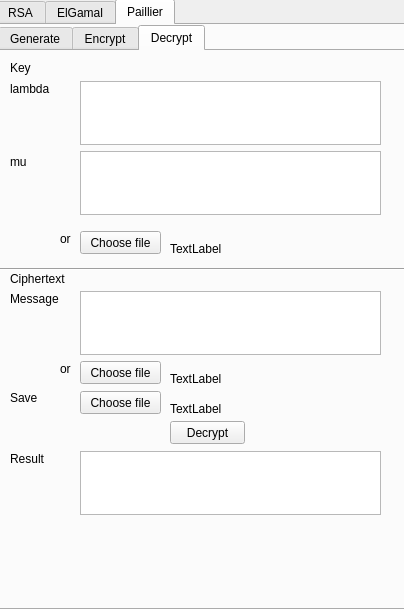
Above: main.ui from ifakid/tucil4_kriptografi before the change. Below: the same form after it.
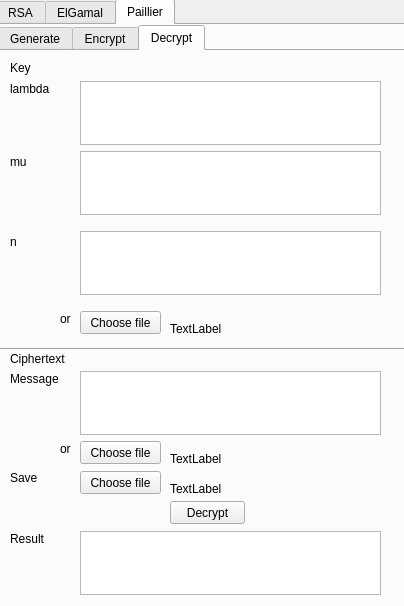
That is the form after the change. The open tabs and pages were chosen to show the change.

```diff
--- a/main.ui
+++ b/main.ui
@@ -7,7 +7,7 @@
     <x>0</x>
     <y>0</y>
     <width>404</width>
-    <height>609</height>
+    <height>606</height>
    </rect>
   </property>
   <property name="windowTitle">
@@ -19,7 +19,7 @@
      <x>-4</x>
      <y>-1</y>
      <width>411</width>
-     <height>611</height>
+     <height>671</height>
     </rect>
    </property>
    <property name="currentIndex">
@@ -1376,7 +1376,7 @@
        <x>0</x>
        <y>0</y>
        <width>411</width>
-       <height>591</height>
+       <height>651</height>
       </rect>
      </property>
      <property name="currentIndex">
@@ -1759,7 +1759,7 @@
        <property name="geometry">
         <rect>
          <x>10</x>
-         <y>240</y>
+         <y>320</y>
          <width>61</width>
          <height>16</height>
         </rect>
@@ -1772,7 +1772,7 @@
        <property name="geometry">
         <rect>
          <x>80</x>
-         <y>240</y>
+         <y>320</y>
          <width>301</width>
          <height>64</height>
         </rect>
@@ -1782,7 +1782,7 @@
        <property name="geometry">
         <rect>
          <x>80</x>
-         <y>310</y>
+         <y>390</y>
          <width>81</width>
          <height>23</height>
         </rect>
@@ -1795,7 +1795,7 @@
        <property name="geometry">
         <rect>
          <x>170</x>
-         <y>370</y>
+         <y>450</y>
          <width>75</width>
          <height>23</height>
         </rect>
@@ -1821,7 +1821,7 @@
        <property name="geometry">
         <rect>
          <x>60</x>
-         <y>180</y>
+         <y>260</y>
          <width>21</width>
          <height>16</height>
         </rect>
@@ -1834,7 +1834,7 @@
        <property name="geometry">
         <rect>
          <x>60</x>
-         <y>310</y>
+         <y>390</y>
          <width>21</width>
          <height>16</height>
         </rect>
@@ -1847,7 +1847,7 @@
        <property name="geometry">
         <rect>
          <x>10</x>
-         <y>340</y>
+         <y>420</y>
          <width>47</width>
          <height>14</height>
         </rect>
@@ -1873,7 +1873,7 @@
        <property name="geometry">
         <rect>
          <x>80</x>
-         <y>340</y>
+         <y>420</y>
          <width>81</width>
          <height>23</height>
         </rect>
@@ -1886,7 +1886,7 @@
        <property name="geometry">
         <rect>
          <x>80</x>
-         <y>180</y>
+         <y>260</y>
          <width>81</width>
          <height>23</height>
         </rect>
@@ -1932,7 +1932,7 @@
        <property name="geometry">
         <rect>
          <x>10</x>
-         <y>220</y>
+         <y>300</y>
          <width>61</width>
          <height>16</height>
         </rect>
@@ -1945,7 +1945,7 @@
        <property name="geometry">
         <rect>
          <x>0</x>
-         <y>210</y>
+         <y>290</y>
          <width>411</width>
          <height>16</height>
         </rect>
@@ -1958,7 +1958,7 @@
        <property name="geometry">
         <rect>
          <x>80</x>
-         <y>400</y>
+         <y>480</y>
          <width>301</width>
          <height>64</height>
         </rect>
@@ -1968,7 +1968,7 @@
        <property name="geometry">
         <rect>
          <x>10</x>
-         <y>400</y>
+         <y>480</y>
          <width>61</width>
          <height>16</height>
         </rect>
@@ -1981,7 +1981,7 @@
        <property name="geometry">
         <rect>
          <x>170</x>
-         <y>190</y>
+         <y>270</y>
          <width>211</width>
          <height>16</height>
         </rect>
@@ -1994,7 +1994,7 @@
        <property name="geometry">
         <rect>
          <x>170</x>
-         <y>350</y>
+         <y>430</y>
          <width>211</width>
          <height>16</height>
         </rect>
@@ -2007,7 +2007,7 @@
        <property name="geometry">
         <rect>
          <x>170</x>
-         <y>320</y>
+         <y>400</y>
          <width>211</width>
          <height>16</height>
         </rect>
@@ -2016,6 +2016,29 @@
         <string>TextLabel</string>
        </property>
       </widget>
+      <widget class="QTextEdit" name="p_dec_n_text">
+       <property name="geometry">
+        <rect>
+         <x>80</x>
+         <y>180</y>
+         <width>301</width>
+         <height>64</height>
+        </rect>
+       </property>
+      </widget>
+      <widget class="QLabel" name="label_68">
+       <property name="geometry">
+        <rect>
+         <x>10</x>
+         <y>180</y>
+         <width>61</width>
+         <height>21</height>
+        </rect>
+       </property>
+       <property name="text">
+        <string>n</string>
+       </property>
+      </widget>
      </widget>
     </widget>
    </widget>
```
Left out of the diff: 2 changed lines with no effect on the pictures.
